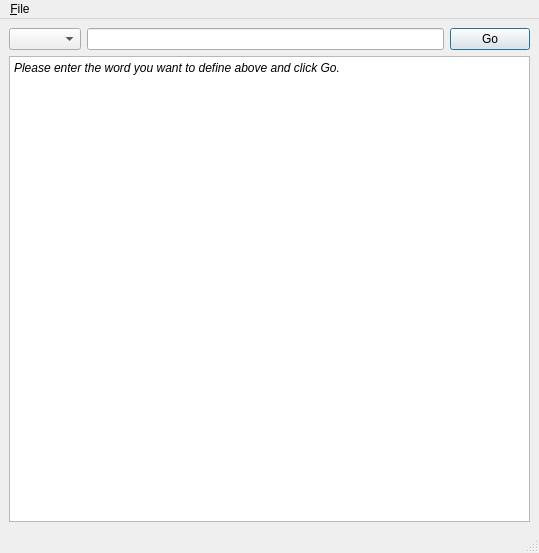
Qt form qdict/ui/ui_mainwindow.ui (nmbooker/qdict) before a commit.
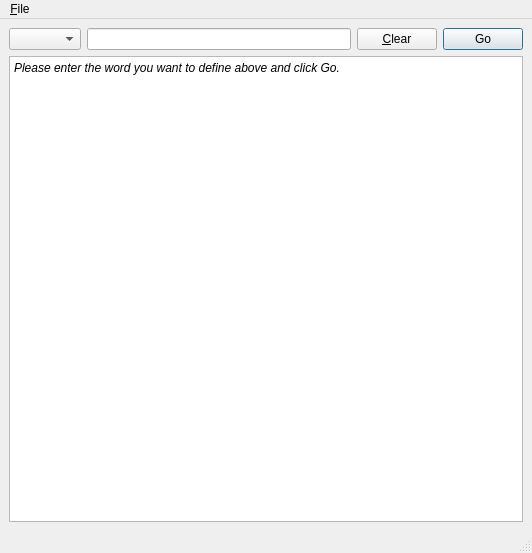
The same form after that commit.

Commit message: Added a clear button.

```diff
--- a/qdict/ui/ui_mainwindow.ui
+++ b/qdict/ui/ui_mainwindow.ui
@@ -6,7 +6,7 @@
    <rect>
     <x>0</x>
     <y>0</y>
-    <width>539</width>
+    <width>532</width>
     <height>553</height>
    </rect>
   </property>
@@ -23,6 +23,13 @@
       <item>
        <widget class="QLineEdit" name="query_editor"/>
       </item>
+      <item>
+       <widget class="QPushButton" name="clear_button">
+        <property name="text">
+         <string>&amp;Clear</string>
+        </property>
+       </widget>
+      </item>
       <item>
        <widget class="QPushButton" name="go_button">
         <property name="text">
@@ -53,7 +60,7 @@
     <rect>
      <x>0</x>
      <y>0</y>
-     <width>539</width>
+     <width>532</width>
      <height>20</height>
     </rect>
    </property>
```
The commit also changes 1 other file.
